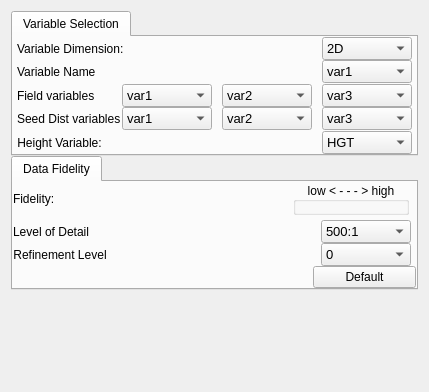
This is apps/vaporgui/VariablesWidgetGUI.ui in StasJ/vapor-formatted as Qt 5 draws it before an edit. The edited form follows.
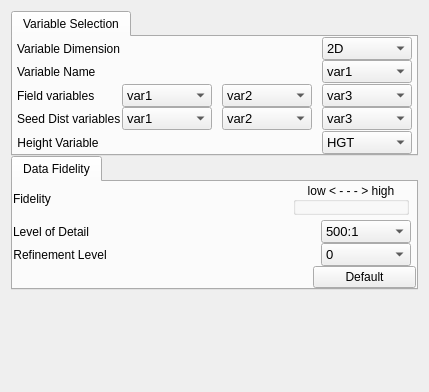
This is the edited form.

Commit message: remove colons for consistency

Patch:
```diff
--- a/apps/vaporgui/VariablesWidgetGUI.ui
+++ b/apps/vaporgui/VariablesWidgetGUI.ui
@@ -89,7 +89,7 @@
                <string>&lt;html&gt;&lt;head/&gt;&lt;body&gt;&lt;p&gt;Isolines can be calculated from 3D variables along arbitrarily oriented planes, or from 2D variables along a horizontally oriented plane.&lt;/p&gt;&lt;/body&gt;&lt;/html&gt;</string>
               </property>
               <property name="text">
-               <string>Variable Dimension:</string>
+               <string>Variable Dimension</string>
               </property>
              </widget>
             </item>
@@ -620,7 +620,7 @@
             <item>
              <widget class="QLabel" name="variableLabel_2">
               <property name="text">
-               <string>Height Variable:</string>
+               <string>Height Variable</string>
               </property>
               <property name="alignment">
                <set>Qt::AlignCenter</set>
@@ -757,7 +757,7 @@
                 <string>&lt;html&gt;&lt;head/&gt;&lt;body&gt;&lt;p&gt;Isolines can be calculated from 3D variables along arbitrarily oriented planes, or from 2D variables along a horizontally oriented plane.&lt;/p&gt;&lt;/body&gt;&lt;/html&gt;</string>
                </property>
                <property name="text">
-                <string>Fidelity:</string>
+                <string>Fidelity</string>
                </property>
               </widget>
              </item>
```
